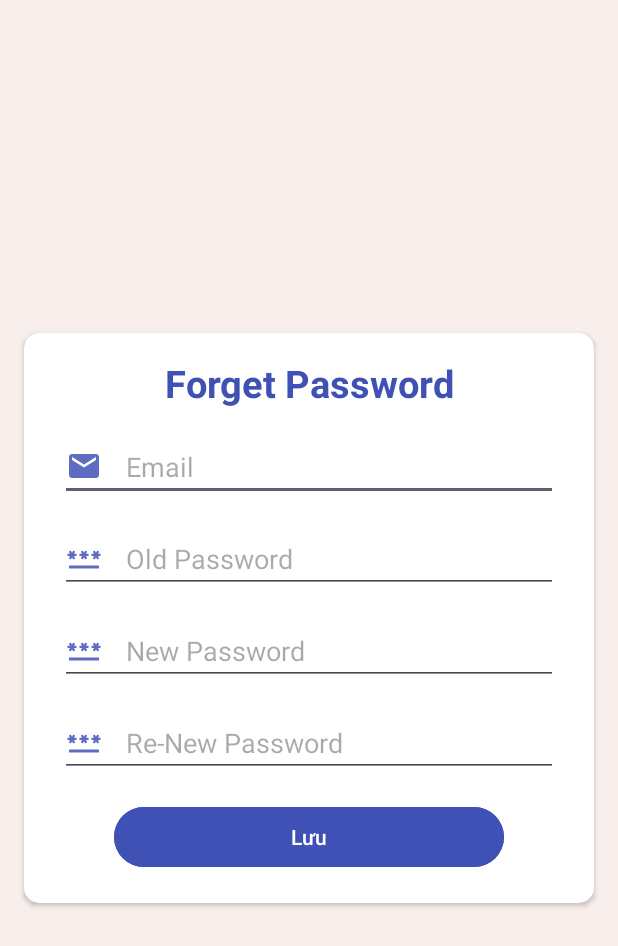
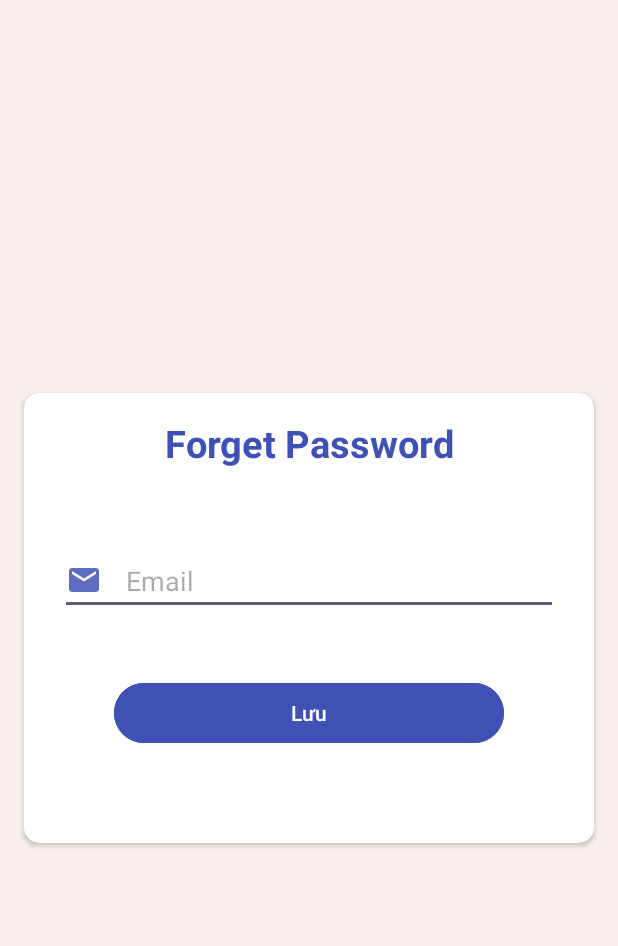
Before and after one commit to Hqkhanh-FITHOU/EcoVn, an Android app: the ForgetPassActivity screen opened directly, with no data from a screen before it, on a phone screen of 412 x 824 dp. Shown: the top 946 px of the screen. Run offline under Robolectric (Android 15) with nearby library versions, the phone set to English and light mode, and no system bars; our stand-ins replace Firebase (no records; nobody signed in at launch, a user with empty details on screens opened directly).

Commit message:
tweak ui and logic

```diff
--- a/app/src/main/java/com/fithou/ecovn/auth/ForgetPassActivity.java
+++ b/app/src/main/java/com/fithou/ecovn/auth/ForgetPassActivity.java
@@ -9,12 +9,11 @@ import android.os.Bundle;
 import android.view.View;
 import android.widget.Button;
 import android.widget.EditText;
-import android.widget.ImageView;
 import android.widget.Toast;
 
 import com.fithou.ecovn.R;
-import com.fithou.ecovn.databinding.ActivityForgetPassBinding;
-import com.fithou.ecovn.databinding.ActivityRegisterBinding;
+import com.google.firebase.auth.FirebaseAuthException;
+import com.google.firebase.auth.UserInfo;
 import com.google.android.gms.tasks.OnCompleteListener;
 import com.google.android.gms.tasks.Task;
 import com.google.firebase.auth.FirebaseAuth;
@@ -36,15 +35,30 @@ public class ForgetPassActivity extends AppCompatActivity {
         progressDialog = new ProgressDialog(this);
         progressDialog.setTitle("Create your account");
         progressDialog.setMessage("Please wait !");
+
+        onResetPassword();
+    }
+
+    public boolean isEmailExists(String email) {
+        Boolean isValidEmail = FirebaseAuth.getInstance().getCurrentUser().getEmail().equals(email);
+        return isValidEmail;
+    }
+
+
+    public void onResetPassword(){
+        UserInfo userInfo = FirebaseAuth.getInstance().getCurrentUser();
         btnSave = findViewById(R.id.btn_save);
         edtEmail = findViewById(R.id.edtEmailRegisterForget);
+
         btnSave.setOnClickListener(new View.OnClickListener() {
             @Override
             public void onClick(View view) {
                 String email = edtEmail.getText().toString();
                 if(email.isEmpty()){
                     edtEmail.setError("Enter your email");
-                }else{
+                }else if(!isEmailExists(email)){
+                    edtEmail.setError("Your email not exists, please check again your email !");
+                }else {
                     progressDialog.show();
                     auth.sendPasswordResetEmail(email).addOnCompleteListener(new OnCompleteListener<Void>() {
                         @Override
--- a/app/src/main/res/layout/activity_forget_pass.xml
+++ b/app/src/main/res/layout/activity_forget_pass.xml
@@ -9,7 +9,7 @@
 
     <androidx.cardview.widget.CardView
         android:layout_width="0dp"
-        android:layout_height="380dp"
+        android:layout_height="300dp"
         android:layout_marginStart="16dp"
         android:layout_marginEnd="16dp"
         app:cardCornerRadius="10dp"
@@ -40,7 +40,7 @@
                 android:layout_width="match_parent"
                 android:layout_height="wrap_content"
                 android:layout_marginStart="24dp"
-                android:layout_marginTop="16dp"
+                android:layout_marginTop="52dp"
                 android:layout_marginEnd="24dp"
                 android:drawableStart="@drawable/email"
                 android:drawablePadding="16dp"
@@ -50,62 +50,9 @@
                 android:textColor="@color/black"
                 android:textCursorDrawable="@color/Free_Speech_Blue"
                 app:layout_constraintEnd_toEndOf="parent"
+                app:layout_constraintHorizontal_bias="0.0"
                 app:layout_constraintStart_toStartOf="parent"
                 app:layout_constraintTop_toBottomOf="@+id/textView2" />
-
-            <EditText
-                android:id="@+id/edtOldPassword"
-                android:layout_width="match_parent"
-                android:layout_height="wrap_content"
-                android:layout_marginStart="24dp"
-                android:layout_marginTop="16dp"
-                android:layout_marginEnd="24dp"
-                android:drawableStart="@drawable/password"
-                android:drawablePadding="16dp"
-                android:ems="10"
-                android:hint="Old Password"
-                android:inputType="numberPassword"
-                android:textColor="@color/black"
-                android:textCursorDrawable="@color/Free_Speech_Blue"
-                app:layout_constraintEnd_toEndOf="parent"
-                app:layout_constraintStart_toStartOf="parent"
-                app:layout_constraintTop_toBottomOf="@+id/edtEmailRegisterForget" />
-
-            <EditText
-                android:id="@+id/edt_new_password"
-                android:layout_width="match_parent"
-                android:layout_height="wrap_content"
-                android:layout_marginStart="24dp"
-                android:layout_marginTop="16dp"
-                android:layout_marginEnd="24dp"
-                android:drawableStart="@drawable/password"
-                android:drawablePadding="16dp"
-                android:ems="10"
-                android:hint="New Password"
-                android:inputType="numberPassword"
-                android:textColor="@color/black"
-                android:textCursorDrawable="@color/Free_Speech_Blue"
-                app:layout_constraintEnd_toEndOf="parent"
-                app:layout_constraintStart_toStartOf="parent"
-                app:layout_constraintTop_toBottomOf="@+id/edtOldPassword" />
-
-            <EditText
-                android:id="@+id/edt_re_new_password"
-                android:layout_width="match_parent"
-                android:layout_height="wrap_content"
-                android:layout_marginStart="24dp"
-                android:layout_marginTop="16dp"
-                android:layout_marginEnd="24dp"
-                android:drawableStart="@drawable/password"
-                android:drawablePadding="16dp"
-                android:ems="10"
-                android:hint="Re-New Password"
-                android:inputType="numberPassword"
-                android:textColor="@color/black"
-                android:textCursorDrawable="@color/Free_Speech_Blue"
-                app:layout_constraintEnd_toEndOf="parent"
-                app:layout_constraintStart_toStartOf="parent"
-                app:layout_constraintTop_toBottomOf="@+id/edt_new_password" />
 
             <Button
                 android:id="@+id/btn_save"
@@ -116,9 +63,12 @@
                 android:layout_marginEnd="60dp"
                 android:backgroundTint="@color/Free_Speech_Blue"
                 android:text="Lưu"
+                app:layout_constraintBottom_toBottomOf="parent"
                 app:layout_constraintEnd_toEndOf="parent"
+                app:layout_constraintHorizontal_bias="0.0"
                 app:layout_constraintStart_toStartOf="parent"
-                app:layout_constraintTop_toBottomOf="@+id/edt_re_new_password" />
+                app:layout_constraintTop_toBottomOf="@+id/edtEmailRegisterForget"
+                app:layout_constraintVertical_bias="0.288" />
         </androidx.constraintlayout.widget.ConstraintLayout>
     </androidx.cardview.widget.CardView>
 </androidx.constraintlayout.widget.ConstraintLayout>
```
